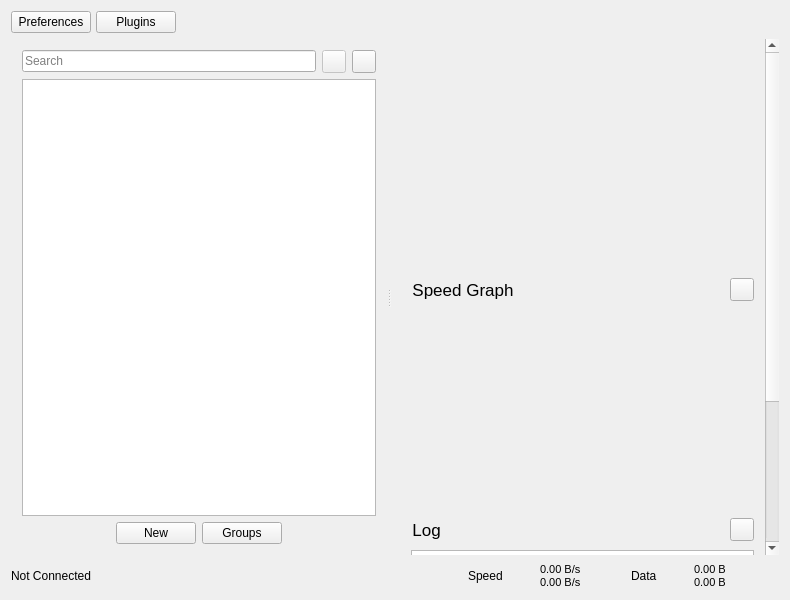
First picture: the form in src/ui/windows/w_MainWindow.ui, repository Qv2ray/Qv2ray, before the edit.
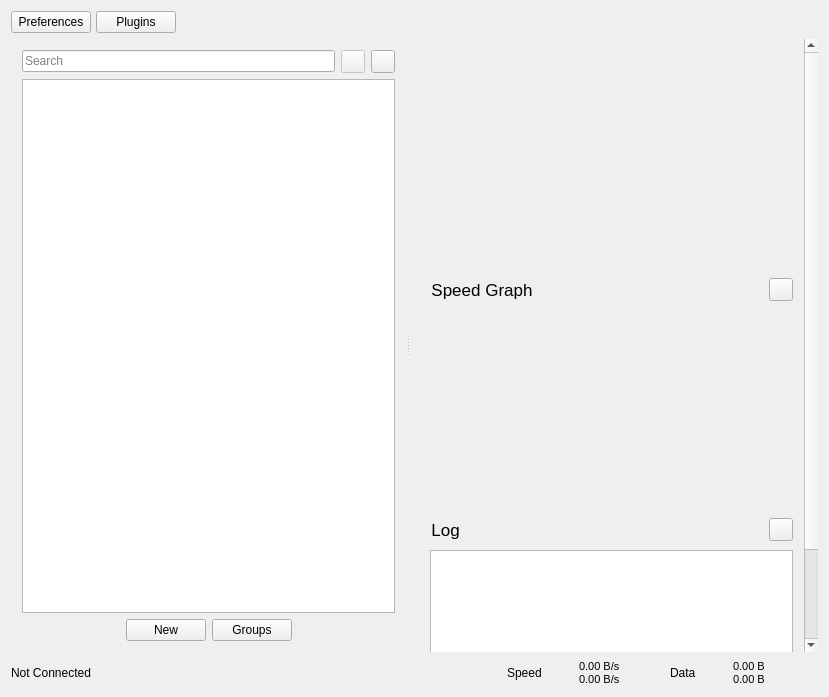
Second picture: the form after the edit. Icons and pictures are not drawn.

Commit message: fix: fixed MainWindow size

The edit to the form file:
```diff
--- a/src/ui/windows/w_MainWindow.ui
+++ b/src/ui/windows/w_MainWindow.ui
@@ -2,6 +2,14 @@
 <ui version="4.0">
  <class>MainWindow</class>
  <widget class="QMainWindow" name="MainWindow">
+  <property name="geometry">
+   <rect>
+    <x>0</x>
+    <y>0</y>
+    <width>829</width>
+    <height>697</height>
+   </rect>
+  </property>
   <property name="minimumSize">
    <size>
     <width>790</width>
@@ -211,7 +219,7 @@
          <rect>
           <x>0</x>
           <y>0</y>
-          <width>392</width>
+          <width>412</width>
           <height>738</height>
          </rect>
         </property>
```
